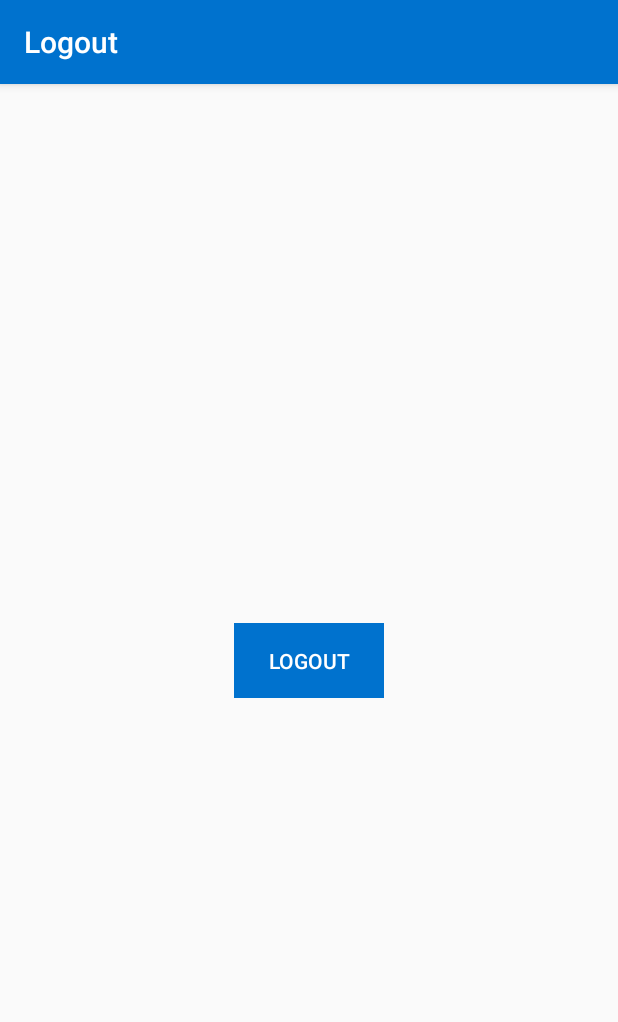
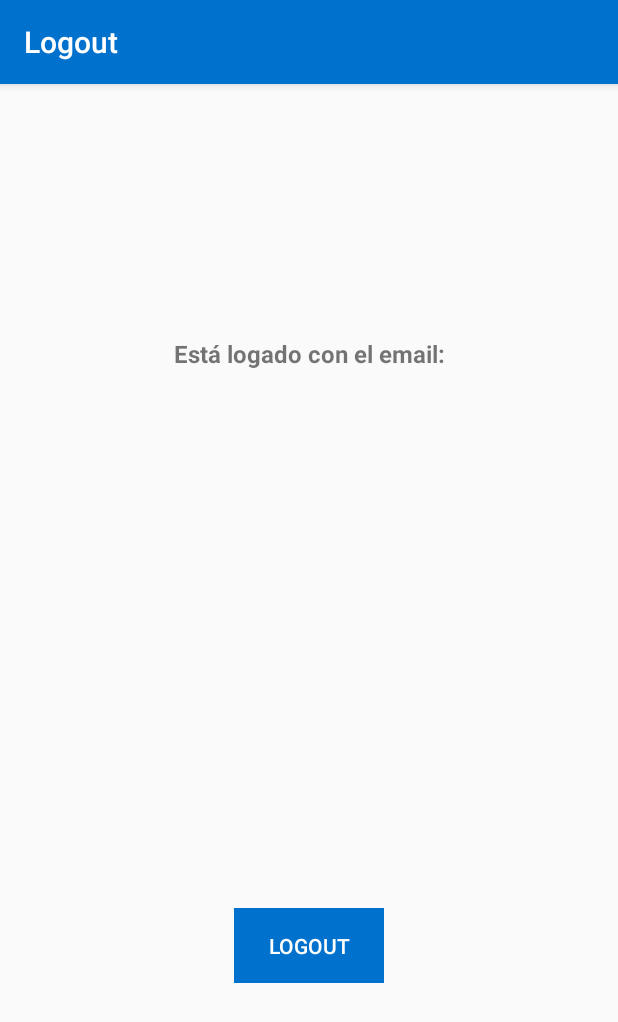
Before and after one commit to EduYube/PFG, an Android app: the fragment LogoutFragment shown on its own in the app's theme, on a phone screen of 412 x 824 dp. Shown: the top 1022 px of the screen. Run offline under Robolectric (Android 15) with nearby library versions, the phone set to English and light mode, and no system bars; our stand-ins replace Firebase (no records; nobody signed in at launch, a user with empty details on screens opened directly), data binding.

Commit message:
redo logout view

```diff
--- a/app/src/main/java/com/master/eyubero/pfg/ui/fragment/LogoutFragment.kt
+++ b/app/src/main/java/com/master/eyubero/pfg/ui/fragment/LogoutFragment.kt
@@ -27,10 +27,11 @@ class LogoutFragment : Fragment() {
         mBinding = DataBindingUtil.inflate(inflater, R.layout.fragment_logout, container, false)
 
         activity!!.title = this.javaClass.simpleName.substringBefore("Fragment")
+
+        mBinding.tvUserEmail.text = mAuth.currentUser!!.email
         mBinding.btLogout.setOnClickListener {
             mAuth.signOut()
             returnToMain()
-
         }
 
         return mBinding.root
--- a/app/src/main/res/layout/fragment_logout.xml
+++ b/app/src/main/res/layout/fragment_logout.xml
@@ -9,6 +9,29 @@
         android:layout_height="match_parent"
         tools:context=".ui.fragment.LoginFragment">
 
+
+        <TextView
+            android:id="@+id/tv_logout"
+            android:layout_width="wrap_content"
+            android:layout_height="wrap_content"
+            android:textSize="16sp"
+            android:textStyle="bold"
+            app:layout_constraintEnd_toEndOf="parent"
+            app:layout_constraintStart_toStartOf="parent"
+            app:layout_constraintTop_toTopOf="parent"
+            app:layout_constraintBottom_toTopOf="@id/tv_user_email"
+            android:text="@string/tv_logout"/>
+
+        <TextView
+            android:id="@+id/tv_user_email"
+            android:layout_width="wrap_content"
+            android:layout_height="wrap_content"
+            android:textSize="16sp"
+            android:textStyle="bold"
+            app:layout_constraintEnd_toEndOf="parent"
+            app:layout_constraintStart_toStartOf="parent"
+            app:layout_constraintTop_toBottomOf="@id/tv_logout"
+            app:layout_constraintBottom_toTopOf="@id/bt_logout" />
         <Button
             android:id="@+id/bt_logout"
             style="@style/Base.Widget.AppCompat.Button.Borderless"
@@ -20,7 +43,7 @@
             app:layout_constraintBottom_toBottomOf="parent"
             app:layout_constraintEnd_toEndOf="parent"
             app:layout_constraintStart_toStartOf="parent"
-            app:layout_constraintTop_toTopOf="parent" />
+            app:layout_constraintTop_toBottomOf="@id/tv_user_email"/>
 
     </android.support.constraint.ConstraintLayout>
 </layout>
--- a/app/src/main/res/values/strings.xml
+++ b/app/src/main/res/values/strings.xml
@@ -15,4 +15,5 @@
     <string name="cancel">Cancelar</string>
     <string name="save">Guardar</string>
     <string name="dialog_title">Añadir Resultado</string>
+    <string name="tv_logout">Está logado con el email:</string>
 </resources>
```
